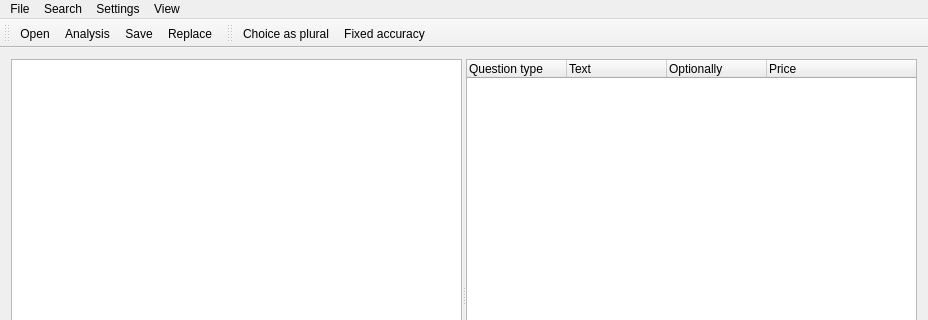
This is mainwindow.ui in schmidtevgeny/moodle_question_import as Qt 5 draws it before an edit; both pictures show x 0 to 928 and y 0 to 320 of the 928 by 563 pixel window. The edited form follows.
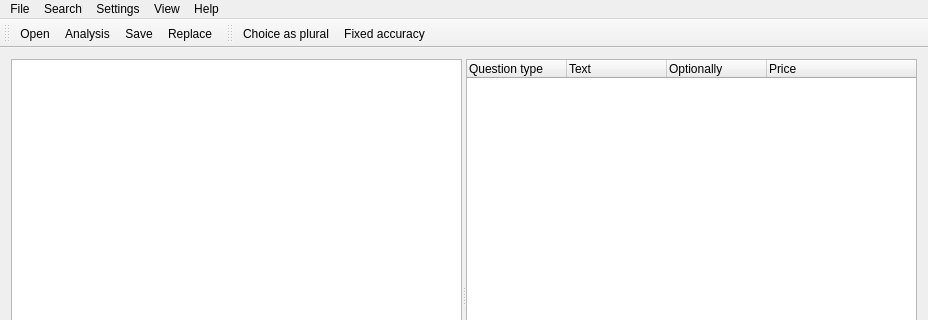
This is the edited form. Icons and pictures are not drawn.

The edit to the form file:
```diff
--- a/mainwindow.ui
+++ b/mainwindow.ui
@@ -68,7 +68,7 @@
      <x>0</x>
      <y>0</y>
      <width>928</width>
-     <height>21</height>
+     <height>22</height>
     </rect>
    </property>
    <widget class="QMenu" name="fileMenu">
@@ -124,10 +124,18 @@
     <addaction name="actionToNumerical"/>
     <addaction name="actionFromTickets"/>
    </widget>
+   <widget class="QMenu" name="menuHelp">
+    <property name="title">
+     <string>Help</string>
+    </property>
+    <addaction name="actionHelp"/>
+    <addaction name="actionRequirements"/>
+   </widget>
    <addaction name="fileMenu"/>
    <addaction name="searchMenu"/>
    <addaction name="settingsMenu"/>
    <addaction name="viewMenu"/>
+   <addaction name="menuHelp"/>
   </widget>
   <widget class="QToolBar" name="mainToolBar">
    <property name="windowTitle">
```
Left out of the diff: 22 changed lines with no effect on the pictures. Lines whose indentation alone changed are shown as unchanged.
